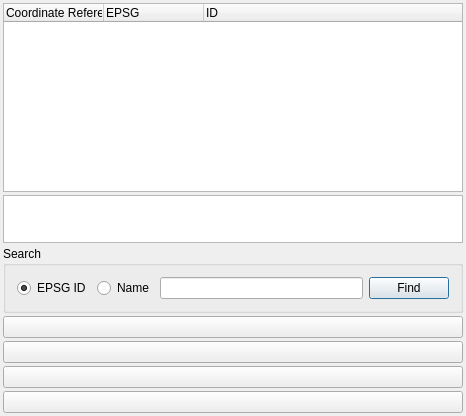
Old version of the form qgis/src/ui/qgsprojectionselectorbase.ui in the repository sourcepole/qgis.
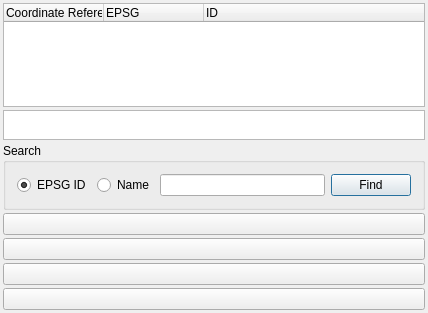
New version of the form. Icons and pictures are not drawn.

```diff
--- a/qgis/src/ui/qgsprojectionselectorbase.ui
+++ b/qgis/src/ui/qgsprojectionselectorbase.ui
@@ -1,12 +1,12 @@
 <ui version="4.0" >
  <class>QgsProjectionSelectorBase</class>
- <widget class="QWidget" name="QgsProjectionSelectorBase" >
-  <property name="geometry" >
+ <widget class="QWidget" name="QgsProjectionSelectorBase">
+  <property name="geometry">
    <rect>
     <x>0</x>
     <y>0</y>
-    <width>466</width>
-    <height>416</height>
+    <width>428</width>
+    <height>313</height>
    </rect>
   </property>
   <property name="sizePolicy" >
@@ -182,7 +182,7 @@
    </item>     
   </layout>
  </widget>
- <layoutdefault spacing="6" margin="11" />
+ <layoutdefault spacing="6" margin="11"/>
  <resources/>
  <connections>
   <connection>
```
Left out of the diff: 144 changed lines with no effect on the pictures.
